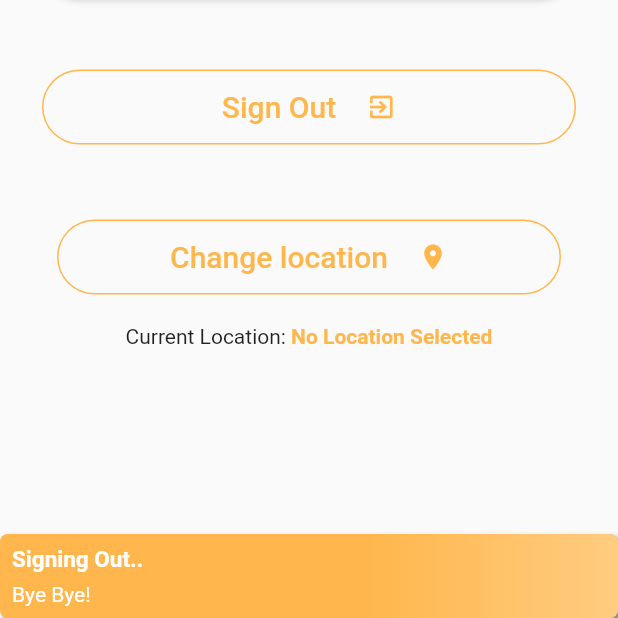
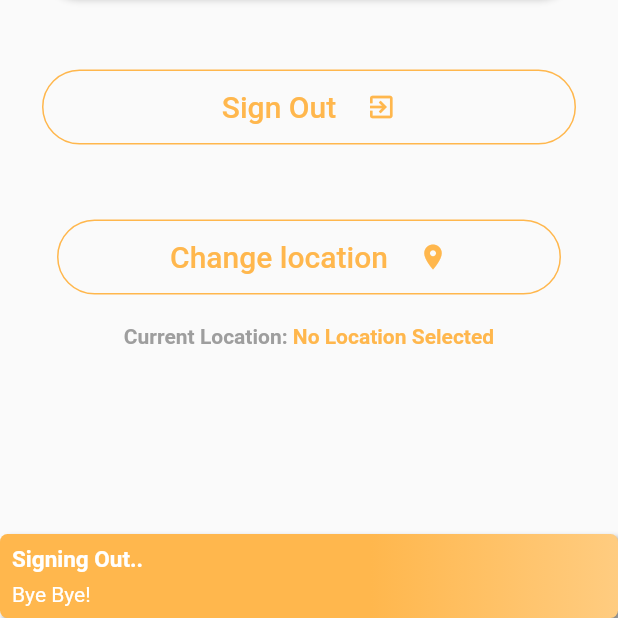
Before and after one commit to guptaravi0719/Ironman_Visitor_manager_using-bloc, a Flutter app: the WelcomeScreen screen opened directly, after a tap on "More Visitors", after a tap on the "arrow back ios" icon, after a tap on "Sign Out", on a phone screen of 412 x 824 dp, the part 618-1236 px from its top. Run offline on Flutter 3.47's test engine with Material 2 defaults, Android fonts, the phone set to English and light mode, and no system bars; our stand-ins replace cloud_firestore, connectivity, firebase_auth, firebase_storage, flushbar, flutter_rating_bar and 4 more; missing offline and left inert: meet_network_image, nexmo_verify, progress_hud; accounts and stored records are empty.

Commit message:
button,cashing,image,locationFunctionallity,database_corrections,Shared_prefrences

```diff
--- a/lib/visitor/venue_screen.dart
+++ b/lib/visitor/venue_screen.dart
@@ -120,10 +120,12 @@ highlightedBorderColor: Theme.of(context).primaryColor,
                         borderRadius: new BorderRadius.circular(30.0),
                       ),
                       onPressed: () async {
+
                         _showSignOutFloatingFlushbar(context);
                         try {
+
                           await FirebaseAuth.instance.signOut();
-                          Future.delayed(Duration(seconds: 2)).whenComplete(() {
+                          Future.delayed(Duration(seconds: 2)).whenComplete(() async {
 //   Navigator.pushReplacement(
 //       context,
 //       SlideRightRoute(
@@ -139,6 +141,7 @@ highlightedBorderColor: Theme.of(context).primaryColor,
                                       auth: widget.auth,
                                       onSignedIn: widget.onsignedIn)),
                             );
+
                           });
                         } catch (e) {
                           _showErrorFloatingFlushbar(
@@ -193,6 +196,7 @@ highlightedBorderColor: Theme.of(context).primaryColor,
                           Text(
                             'Change location',
                             style: TextStyle(
+
                                 color: Theme.of(context).primaryColor,
                                 fontSize: 20.0),
                           ),
@@ -216,7 +220,7 @@ highlightedBorderColor: Theme.of(context).primaryColor,
                     child: Row(
                   mainAxisAlignment: MainAxisAlignment.center,
                   children: <Widget>[
-                    Text("Current Location: "),
+                    Text("Current Location: ",style: TextStyle(color: Colors.grey,fontWeight: FontWeight.bold),),
                     location == null
                         ? Text(
                             "No Location Selected",
--- a/lib/visitor/welcome_screen.dart
+++ b/lib/visitor/welcome_screen.dart
@@ -23,6 +23,7 @@ class _WelcomeScreenState extends State<WelcomeScreen> {
             height: MediaQuery.of(context).size.height / 3,
             width: MediaQuery.of(context).size.height / 2,
           ),
+          SizedBox(height: 20.0,),
           Center(
             child: Text(
               "WELCOME",
```
